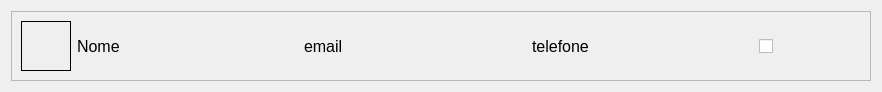
This is view/card_contatos.ui in rafatosta/contatos as Qt 5 draws it before an edit. The edited form follows.
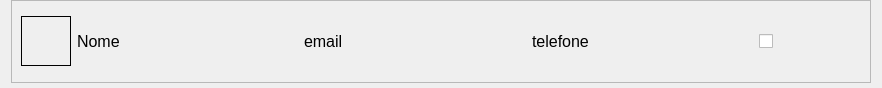
This is the edited form. Icons and pictures are not drawn.

Commit message: ajustes no card do contato

What changed in the file:
```diff
--- a/view/card_contatos.ui
+++ b/view/card_contatos.ui
@@ -14,6 +14,12 @@
    <string>Form</string>
   </property>
   <layout class="QVBoxLayout" name="verticalLayout">
+   <property name="topMargin">
+    <number>0</number>
+   </property>
+   <property name="bottomMargin">
+    <number>5</number>
+   </property>
    <item>
     <widget class="QFrame" name="frame">
      <property name="cursor">
```
The commit also changes 6 other files.
